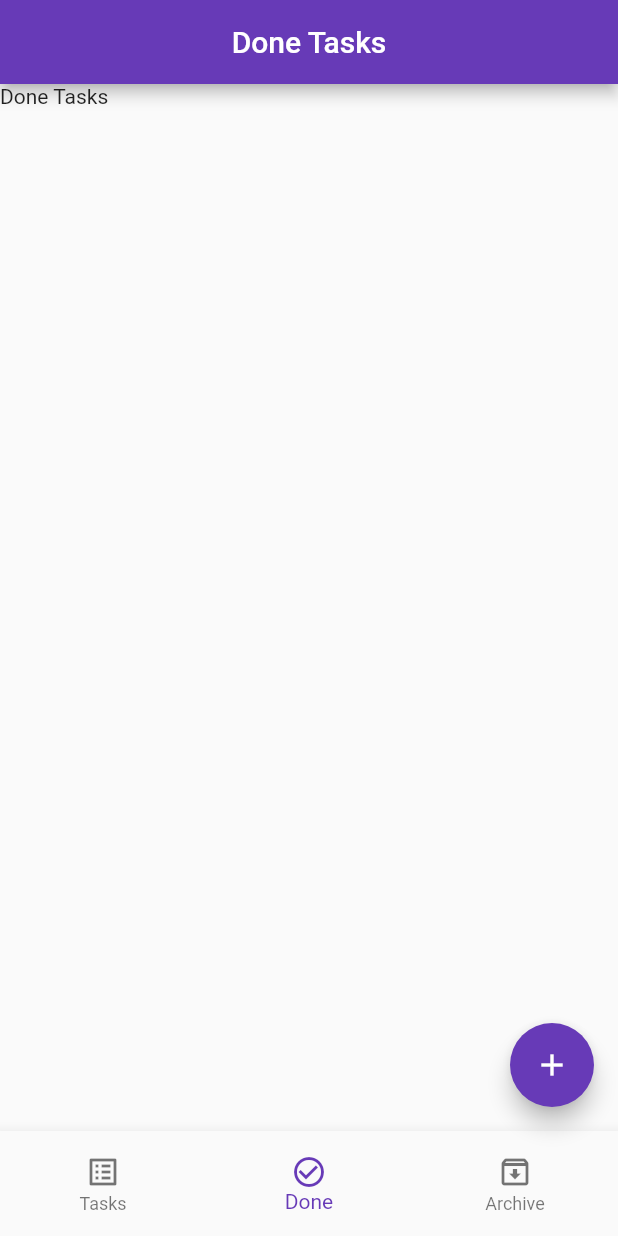
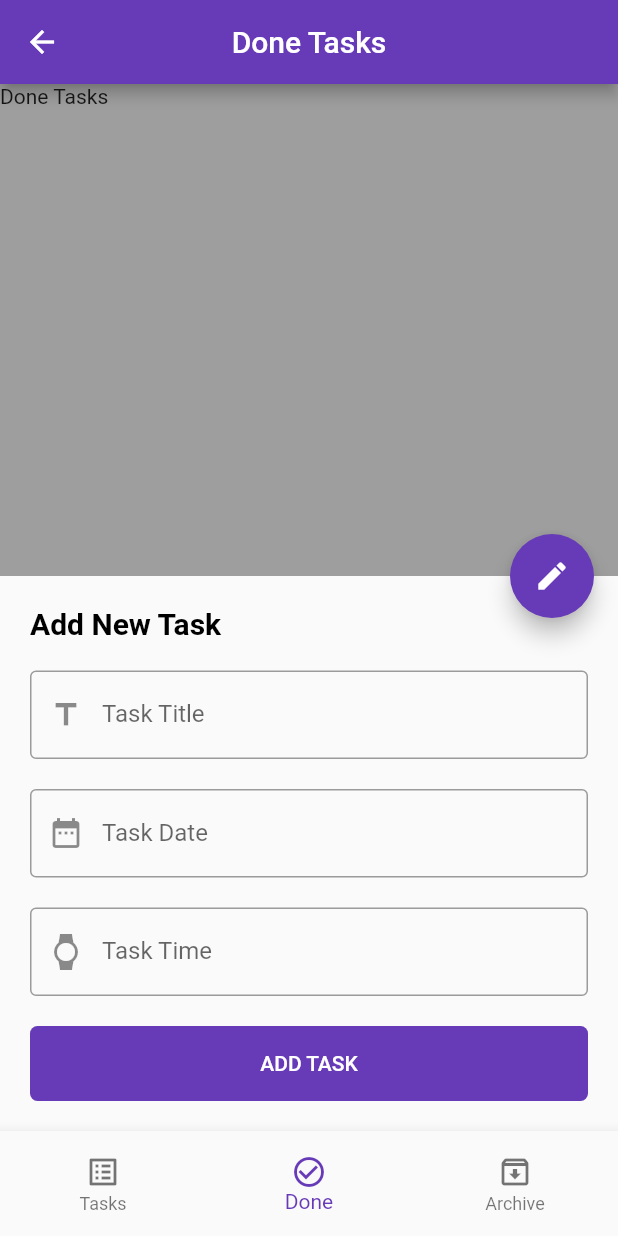
Before and after one commit to mohammedSharekh/Training_Projects, a Flutter app: the screen it shows after launch, item 2 of the bottom bar chosen, after a tap on the "add" icon, on a phone screen of 412 x 824 dp. Run offline on Flutter 3.47's test engine with Material 2 defaults, Android fonts, the phone set to English and light mode, and no system bars; our stand-ins replace sqflite; accounts and stored records are empty.

Commit message:
database Insert

```diff
--- a/lib/layout/home_layout.dart
+++ b/lib/layout/home_layout.dart
@@ -1,8 +1,11 @@
 import 'package:bmi_calculater/modules/archiveTasks/archive_tasks.dart';
 import 'package:bmi_calculater/modules/doneTasks/done_tasks.dart';
 import 'package:bmi_calculater/modules/newTasks/new_tasks.dart';
+import 'package:bmi_calculater/shared/components/components.dart';
 import 'package:flutter/material.dart';
 import 'package:sqflite/sqflite.dart';
+import 'package:intl/intl.dart';
+
 class HomeLayout extends StatefulWidget {
   const HomeLayout({Key? key}) : super(key: key);
 
@@ -11,6 +14,14 @@ class HomeLayout extends StatefulWidget {
 }
 
 class _HomeLayoutState extends State<HomeLayout> {
+  var TitleController = TextEditingController();
+  var DateController = TextEditingController();
+  var TimeController = TextEditingController();
+  bool isBottomSheetShown = false;
+  IconData fabIcon = Icons.add;
+  late Database database;
+  var _scaffoldKey = GlobalKey<ScaffoldState>();
+  var _formKey = GlobalKey<FormState>();
    int navIndex = 0;
    List<Widget> screens = [
      NewTasks(),
@@ -22,35 +33,170 @@ class _HomeLayoutState extends State<HomeLayout> {
      'Done Tasks',
      'Archived Tasks',
    ];
+
+  // create the database on inital state
   @override
   void initState() {
     super.initState();
     createDatabase();
   }
+
   @override
   Widget build(BuildContext context) {
     return Scaffold(
+      key: _scaffoldKey,
       appBar: AppBar(
-
         title:Text(
           titles[navIndex],
           style: TextStyle(),),
         centerTitle: true,
       ),
+      backgroundColor: isBottomSheetShown ? Colors.grey: Colors.white,
       body: screens[navIndex],
-      floatingActionButton: FloatingActionButton(
-        onPressed: () async{
+      floatingActionButton: floutingButton(),
+      bottomNavigationBar: bottomNavbar(),
+    );
+  }
+
+
+   void createDatabase() async{
      try {
-            var name = await getName();
-            print(name);
-            throw('Some Error');
-          } catch (e) {
+       database = await openDatabase(
+        'todo.db',
+        version: 1,
+        onCreate: (database, version) async{
+          await database.execute(
+              'CREATE TABLE tasks (id INTEGER PRIMARY KEY, title TEXT, date TEXT, time TEXT, status TEXT)'
+          );
+          print('Database is Created!');
+        },
+        onOpen: (database) {
+          print('Database is Opened!');
+        },
+           );
+     }  catch (e) {
        print(e);
      }
+   }
+   Future insertDatabase({required String title, required String date, required String time} ) async{
+     try {
+        database.transaction((txn) async {
+         int id1 = await txn.rawInsert(
+             'INSERT INTO tasks(title, date, time, status) VALUES("$title", "$date", "$time", "Incomplete")');
+         print('inserted: $id1');
+       });
+     }  catch (e) {
+       print(e);
+     }
+   }
+  void showDatabase() {}
+  void updateDatabase() {}
+  void deleteDatabase() {}
+
+
+  Widget floutingButton() =>  FloatingActionButton(
+    onPressed: () async{
+      if(isBottomSheetShown) {
+        Navigator.pop(context);
+        setState(() {
+          fabIcon = Icons.add;
+        });
+        isBottomSheetShown = false;
+      } else {
+        _scaffoldKey.currentState?.showBottomSheet((context) => Container(
+          child: Padding(
+            padding: const EdgeInsets.all(20.0),
+            child: Form(
+              key: _formKey,
+              child: Column(
+                mainAxisSize: MainAxisSize.min,
+                crossAxisAlignment: CrossAxisAlignment.start,
+                children: [
+                  const Text("Add New Task", style: TextStyle(color: Colors.black, fontSize: 20, fontWeight: FontWeight.bold),),
+                  SizedBox(height: 20,),
+                  formField(controller: TitleController,
+                    type: TextInputType.text,
+                    validate: (value) {
+                      if(value == null || value.isEmpty) {
+                        return 'Title must not be empty';
+                      }
+                      return null;
                     },
-        child: const Icon(Icons.add),
+                    label: 'Task Title',
+                    prefixIcon: Icon(Icons.title),
                   ),
-      bottomNavigationBar: SizedBox(
+                  const SizedBox(height: 20,),
+                  formField(controller: DateController,
+                    type: TextInputType.datetime,
+                    onTap: () {
+                      showDatePicker(context: context,
+                          initialDate: DateTime.now(),
+                          firstDate: DateTime.now(),
+                          lastDate: DateTime.parse('2022-05-03')).then((value) => DateController.text = DateFormat.yMMMd().format(value!),
+                      );
+                    },
+                    validate: (value) {
+                      if(value == null || value.isEmpty) {
+                        return 'Date must not be empty';
+                      }
+                      return null;
+                    },
+                    label: 'Task Date',
+                    prefixIcon: Icon(Icons.date_range),
+                  ),
+                  const SizedBox(height: 20,),
+                  formField(
+                    controller: TimeController,
+                    type: TextInputType.datetime,
+                    onTap: () {
+                      showTimePicker(context: context,
+                          initialTime: TimeOfDay.now()).then((value) => TimeController.text =  value!.format(context).toString());
+                    },
+                    validate: (value) {
+                      if(value == null || value.isEmpty) {
+                        return 'Time must not be empty';
+                      }
+                      return null;
+                    },
+                    label: 'Task Time',
+                    prefixIcon: Icon(Icons.watch),
+                  ),
+                  const SizedBox(height: 20,),
+
+                  defaultButton(
+                      text: 'Add Task',
+                      background: Colors.deepPurple,
+                      function: () {
+                        if(_formKey.currentState!.validate()) {
+                          insertDatabase(
+                            title: TitleController.text,
+                            date: DateController.text,
+                            time: TimeController.text,
+                          ).then((value)  {
+                            Navigator.pop(context);
+                            setState(() {fabIcon = Icons.edit;});
+                            isBottomSheetShown = false;
+                          });
+
+                        }
+                      }),
+                ],
+              ),
+            ),
+          ),
+        ));
+        setState(() {
+          fabIcon = Icons.edit;
+        });
+        isBottomSheetShown = true;
+      }
+    },
+
+    child: Icon(fabIcon),
+  );
+
+
+  Widget bottomNavbar() =>  SizedBox(
     height: 70,
     child: BottomNavigationBar(
       type: BottomNavigationBarType.fixed,
@@ -67,28 +213,7 @@ class _HomeLayoutState extends State<HomeLayout> {
         BottomNavigationBarItem(icon: Icon(Icons.archive_outlined), label: 'Archive'),
       ],
     ),
-      ),
   );
+
+
 }
-  Future<String> getName() async{
-    return 'Ahmed Mohammed';
-  }
-   void createDatabase() async{
-    var database = await openDatabase(
-      'todo.db',
-      version: 1,
-      onCreate: (database, version) async{
-        await database.execute(
-            'CREATE TABLE tasks (id INTEGER PRIMARY KEY, title TEXT, date TEXT, time TEXT, status TEXT)'
-        );
-        print('Database is Created!');
-      },
-      onOpen: (database) {
-        print('Database is Opened!');
-      },
-    );
-   }
-   void insertDatabase() {}
-   void updateDatabase() {}
-   void deleteDatabase() {}
-}
--- a/lib/shared/components/components.dart
+++ b/lib/shared/components/components.dart
@@ -30,16 +30,20 @@ Widget formField({
   required TextInputType type,
   final ValueChanged<String>? onChanged,
   final Function(String)? onFieldSubmitted,
+  final Function()? onTap,
   required FormFieldValidator validate,
   required String label,
   required Icon prefixIcon,
   IconButton? sufixIcon,
   bool isPassword: false,
+  bool isClickable: true,
 }) => TextFormField(
   validator: validate,
   controller: controller,
   keyboardType: type,
   onChanged: onChanged,
+  onTap: onTap,
+  enabled: isClickable,
   onFieldSubmitted: onFieldSubmitted,
   obscureText: isPassword ,
   decoration: InputDecoration(
--- a/pubspec.yaml
+++ b/pubspec.yaml
@@ -38,6 +38,7 @@ dev_dependencies:
   flutter_test:
     sdk: flutter
   sqflite:
+  intl:
   # The "flutter_lints" package below contains a set of recommended lints to
   # encourage good coding practices. The lint set provided by the package is
   # activated in the `analysis_options.yaml` file located at the root of your
```
Also changed, not shown: pubspec.lock. Lines whose indentation alone changed are shown as unchanged.
